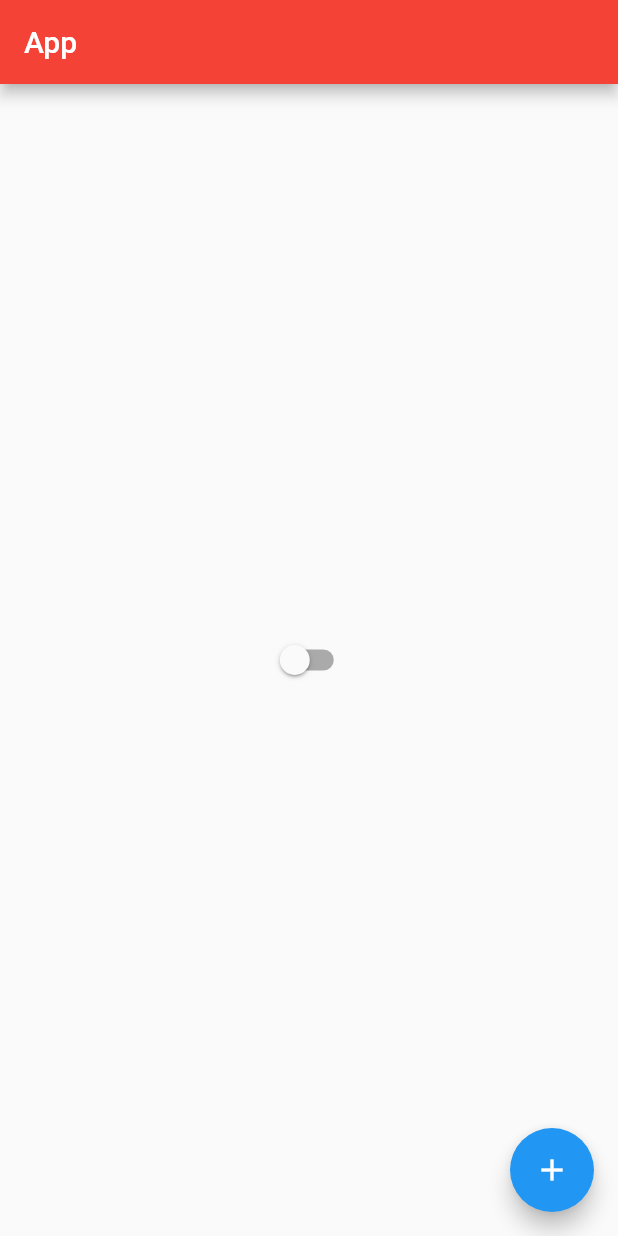
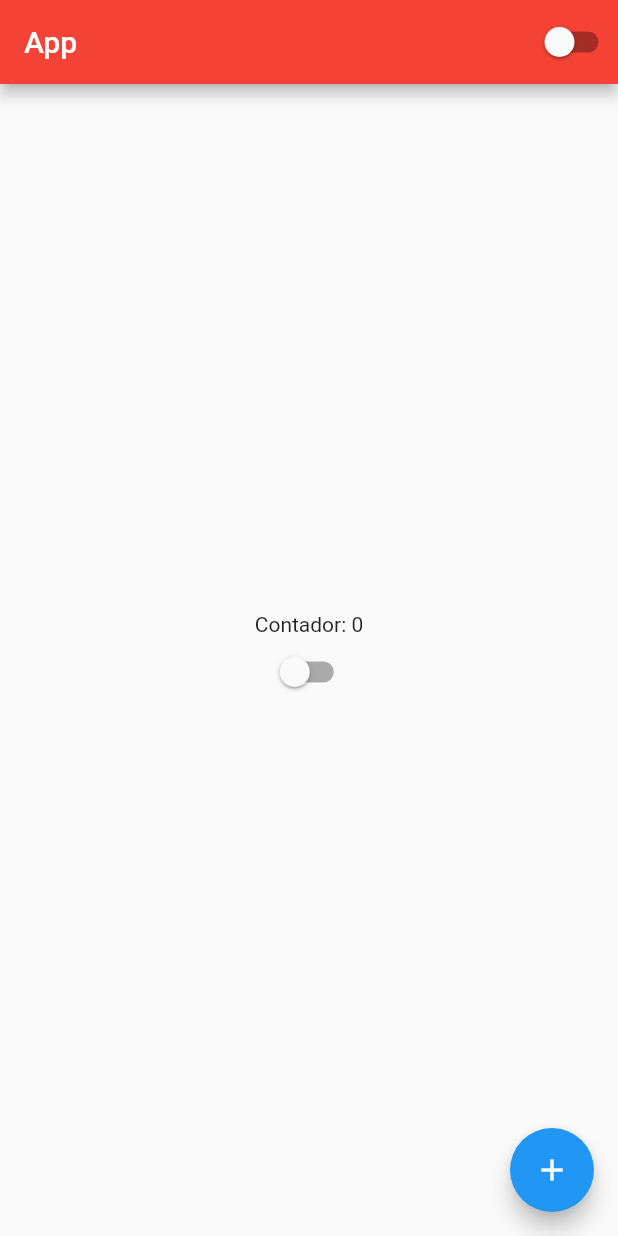
Before and after one commit to pedroPolonea/poc-flutter, a Flutter app: the screen it shows after launch, on a phone screen of 412 x 824 dp. Run offline on Flutter 3.47's test engine with Material 2 defaults, Android fonts, the phone set to English and light mode, and no system bars.

Commit message:
Introduçao render column

```diff
--- a/ola_mundo/lib/home_page.dart
+++ b/ola_mundo/lib/home_page.dart
@@ -19,15 +19,18 @@ class HomePageState extends State<HomePage>{
     return Scaffold(
       appBar: AppBar(
         title: Text('App'),
+        actions: [CustomSwitch(),],
       ),
-      body: Center(
-        child: Switch(
-          value: AppController.instance.isDarkTheme,
-          onChanged: (value){
-            AppController.instance.changeTheme();
-            print(value);
-          },
-        ),
+      body: Container(
+        width: double.infinity,
+        height: double.infinity,
+          child: Column(
+            mainAxisAlignment: MainAxisAlignment.center,
+            children: [
+              Text('Contador: $cont'),
+              CustomSwitch(),
+            ],
+          ),
       ),
       floatingActionButton: FloatingActionButton(
         child: Icon(Icons.add),
@@ -41,3 +44,16 @@ class HomePageState extends State<HomePage>{
   }
 
 }
+
+class CustomSwitch extends StatelessWidget {
+  @override
+  Widget build(BuildContext context) {
+    return Switch(
+          value: AppController.instance.isDarkTheme,
+          onChanged: (value){
+            AppController.instance.changeTheme();
+            print(value);
+          },
+        );
+  }
+}
```
